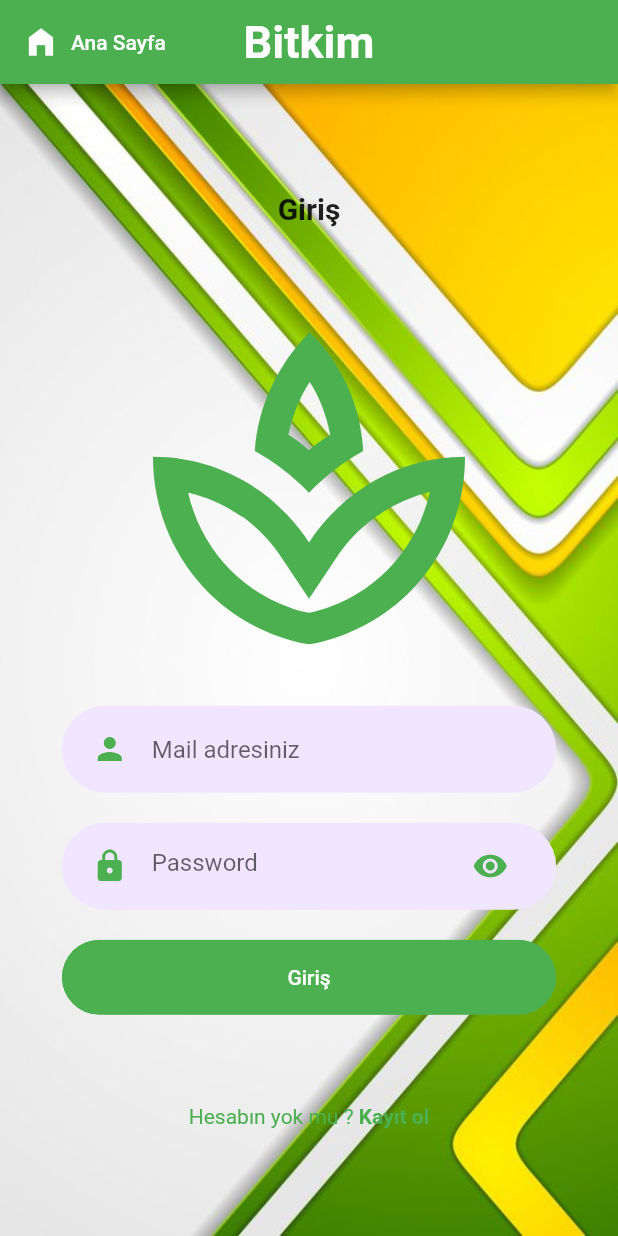
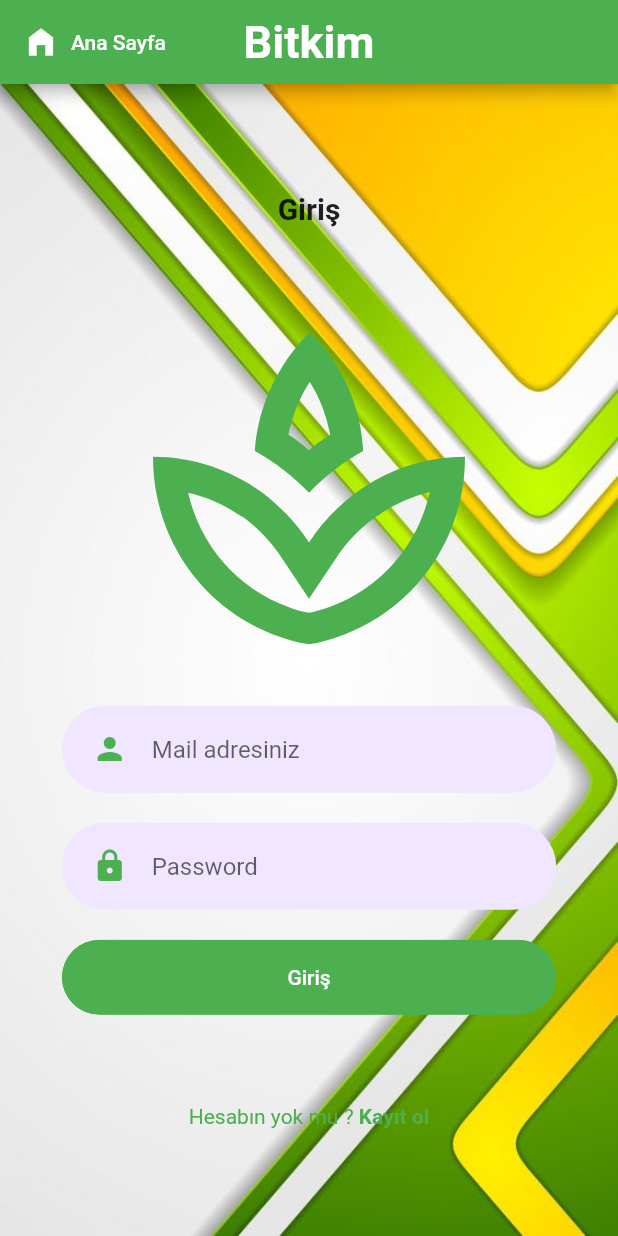
Before and after one commit to 9327MS/3301456_203301083, a Flutter app: the screen it shows after launch, after a tap on "Giriş yap", on a phone screen of 412 x 824 dp. Run offline on Flutter 3.47's test engine with Material 2 defaults, Android fonts, the phone set to English and light mode, and no system bars; our stand-ins replace cloud_firestore, dropdown_button2, email_validator, firebase_auth, firebase_core, loading_animation_widget; accounts and stored records are empty.

Commit message:
Düzenlemeler # Conflicts: #	lib/Bodys/geribody.dart #	lib/pages/ekran.dart #	lib/pages/girisekranı.dart

```diff
--- a/lib/Bodys/girisbody.dart
+++ b/lib/Bodys/girisbody.dart
@@ -4,6 +4,7 @@ import 'package:bitkim/kompodent/rounded_password_field.dart';
 import 'package:bitkim/kompodent/zatenvar.dart';
 import 'package:bitkim/services/auth.dart';
 import 'package:flutter/material.dart';
+import 'package:loading_animation_widget/loading_animation_widget.dart';
 import 'package:provider/provider.dart';
 String user_email = "";
 class Body extends StatelessWidget {
--- a/lib/Bodys/ilkbody.dart
+++ b/lib/Bodys/ilkbody.dart
@@ -50,7 +50,7 @@ class Body extends StatelessWidget {
               color: Colors.white,
               textColor: Colors.green,
               press: () {
-                Navigator.push(
+                Navigator.pushReplacement(
                   context,
                   MaterialPageRoute(
                     builder: (context) {
@@ -65,7 +65,7 @@ class Body extends StatelessWidget {
               color: Colors.white,
               textColor: Colors.green,
               press: () {
-                Navigator.push(
+                Navigator.pushReplacement(
                   context,
                   MaterialPageRoute(
                     builder: (context) {
--- a/lib/Bodys/kayitbody.dart
+++ b/lib/Bodys/kayitbody.dart
@@ -68,7 +68,7 @@ class Body extends StatelessWidget {
                         .showSnackBar(SnackBar(content: Text('Şifreniz en az 6 karakter olmalı')));
                   }
                   else{
-                    if(!EmailValidator.validate(user_email)){
+                    if(!EmailValidator.validate(user_email )||user_email.length<7){
                       ScaffoldMessenger.of(context)
                           .showSnackBar(SnackBar(content: Text('Lütfen geçerli bir mail adesi giriniz...')));
                     }
--- a/lib/kompodent/rounded_password_field.dart
+++ b/lib/kompodent/rounded_password_field.dart
@@ -1,19 +1,18 @@
 import 'package:bitkim/constants.dart';
 import 'package:bitkim/kompodent/text_field_container.dart';
 import 'package:flutter/material.dart';
-
 class RoundedPasswordField extends StatelessWidget {
   final ValueChanged<String>? onChanged;
   const RoundedPasswordField({
     Key? key,
     this.onChanged,
   }) : super(key: key);
-
   @override
   Widget build(BuildContext context) {
+    bool _gorunurluk=true;
     return TextFieldContainer(
       child: TextField(
-        obscureText: true,
+        obscureText: _gorunurluk,
         onChanged: onChanged,
         cursorColor: kPrimaryColor,
         decoration: InputDecoration(
@@ -22,10 +21,6 @@ class RoundedPasswordField extends StatelessWidget {
             Icons.lock,
             color: kPrimaryColor,
           ),
-          suffixIcon: Icon(
-            Icons.visibility,
-            color: kPrimaryColor,
-          ),
           border: InputBorder.none,
         ),
       ),
--- a/lib/services/auth.dart
+++ b/lib/services/auth.dart
@@ -3,6 +3,7 @@ import 'package:bitkim/pages/ilk.dart';
 import 'package:cloud_firestore/cloud_firestore.dart';
 import 'package:firebase_auth/firebase_auth.dart';
 import 'package:flutter/material.dart';
+import 'package:loading_animation_widget/loading_animation_widget.dart';
 import 'uyaridiyalog.dart';
 import 'dart:async';
 
@@ -43,6 +44,7 @@ class FlutterFireAuthService {
   }
 
   Future<User?> logIn(
+
       String email, String password, BuildContext context) async {
     try {
       User? user = (await _firebaseAuth.signInWithEmailAndPassword(
--- a/lib/services/geribildirim.dart
+++ b/lib/services/geribildirim.dart
@@ -25,6 +25,8 @@ class _FeedbackDialogState extends State<FeedbackDialog> {
   Widget build(BuildContext context) {
     final firebaseUser = context.watch<User>();
     return AlertDialog(
+      title: Text('Geri bildirim'),
+
       content: Form(
         key: _formKey,
         child: TextFormField(
--- a/pubspec.yaml
+++ b/pubspec.yaml
@@ -44,6 +44,8 @@ dependencies:
   http: ^0.13.4
   dropdown_button2: ^1.5.3
   email_validator: ^2.0.1
+  loading_animation_widget: ^1.2.0+2
+  passwordfield: ^0.1.0
 
 
 
```
Also changed, not shown: lib/pages/arakaynak.dart (+16 -7 lines), lib/pages/havadurumu.dart (+11 -5 lines), pubspec.lock.
